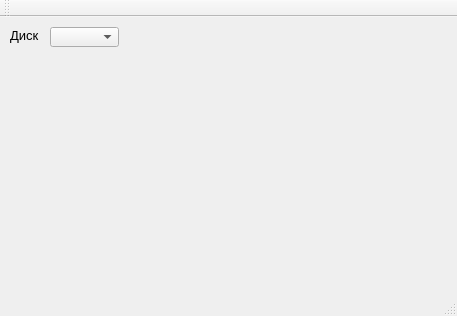
Old version of the form mainwindow.ui in the repository emperor-is-here/Volume-Analyzer.
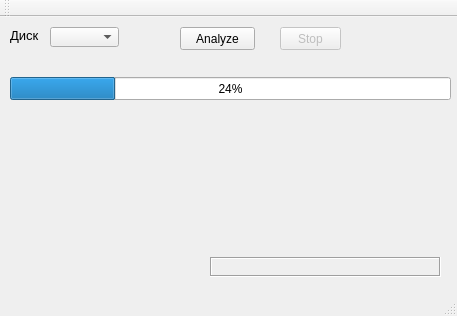
New version of the form.

The edit to the form file:
```diff
--- a/mainwindow.ui
+++ b/mainwindow.ui
@@ -42,6 +42,70 @@
      <string>Диск</string>
     </property>
    </widget>
+   <widget class="QPushButton" name="startAnButton">
+    <property name="geometry">
+     <rect>
+      <x>180</x>
+      <y>10</y>
+      <width>75</width>
+      <height>23</height>
+     </rect>
+    </property>
+    <property name="text">
+     <string>Analyze</string>
+    </property>
+   </widget>
+   <widget class="QPushButton" name="stopAnButton">
+    <property name="enabled">
+     <bool>false</bool>
+    </property>
+    <property name="geometry">
+     <rect>
+      <x>280</x>
+      <y>10</y>
+      <width>61</width>
+      <height>23</height>
+     </rect>
+    </property>
+    <property name="text">
+     <string>Stop</string>
+    </property>
+    <property name="flat">
+     <bool>false</bool>
+    </property>
+   </widget>
+   <widget class="QLabel" name="errorLabel">
+    <property name="geometry">
+     <rect>
+      <x>210</x>
+      <y>240</y>
+      <width>231</width>
+      <height>20</height>
+     </rect>
+    </property>
+    <property name="frameShape">
+     <enum>QFrame::Box</enum>
+    </property>
+    <property name="frameShadow">
+     <enum>QFrame::Sunken</enum>
+    </property>
+    <property name="text">
+     <string/>
+    </property>
+   </widget>
+   <widget class="QProgressBar" name="progressBar">
+    <property name="geometry">
+     <rect>
+      <x>10</x>
+      <y>60</y>
+      <width>441</width>
+      <height>23</height>
+     </rect>
+    </property>
+    <property name="value">
+     <number>24</number>
+    </property>
+   </widget>
   </widget>
   <widget class="QMenuBar" name="menuBar">
    <property name="geometry">
```
